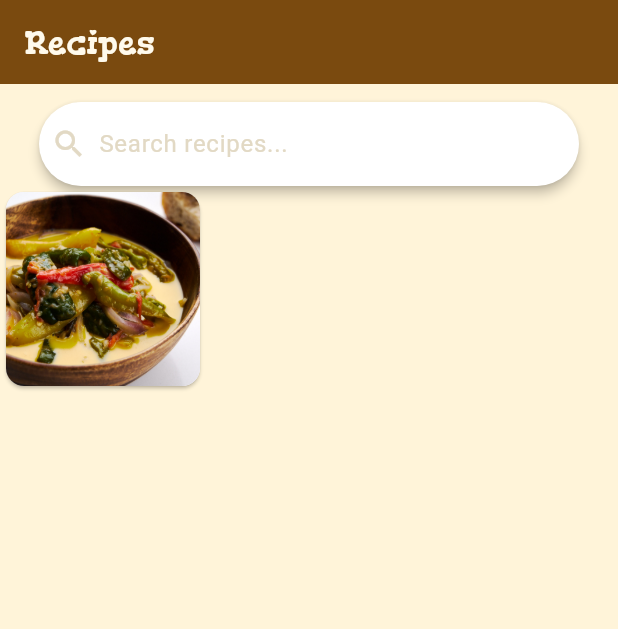
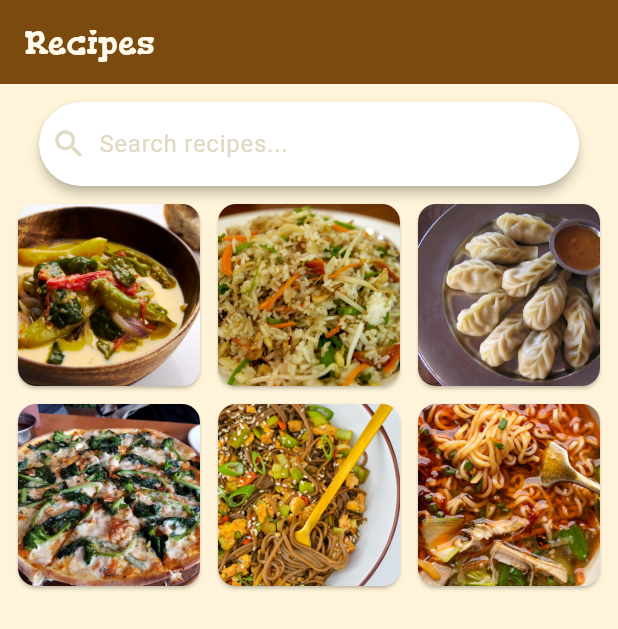
Before and after one commit to zvdv/App-Design-Workshop, a Flutter app: the screen it shows after launch, on a phone screen of 412 x 824 dp. Shown: the top 629 px of the screen. Run offline on Flutter 3.47's test engine with Material 3 defaults, Android fonts, the phone set to English and light mode, and no system bars.

Commit message:
Added padding and spacing to gridview

```diff
--- a/collector/lib/pages/home.dart
+++ b/collector/lib/pages/home.dart
@@ -63,11 +63,34 @@ class RecipeGrid extends StatelessWidget {
     return Expanded(
       child: GridView.count(
           crossAxisCount: 3,
+          mainAxisSpacing: 4,
+          crossAxisSpacing: 4,
+          padding: EdgeInsets.all(8.0),
           children: [
             RecipeCard(
-            image: "assets/images/ema-datsi.jpg",
+              image: 'assets/images/ema-datsi.jpg',
               title: "Ema Datsi",
-          )
+            ),
+            RecipeCard(
+              image: 'assets/images/friedrice.jpg',
+              title: "Fried Rice"
+            ),
+            RecipeCard(
+              image: 'assets/images/momo.jpeg',
+              title: "Momo"
+            ),
+            RecipeCard(
+              image: 'assets/images/pizza.jpg',
+              title: "Pizza"
+            ),
+            RecipeCard(
+              image: 'assets/images/puta.jpg',
+              title: "Puta"
+            ),
+            RecipeCard(
+              image: 'assets/images/thukpa.jpg',
+              title: "Thukpa"
+            ),
           ]
         ),
     );
```
Lines whose indentation alone changed are shown as unchanged.
